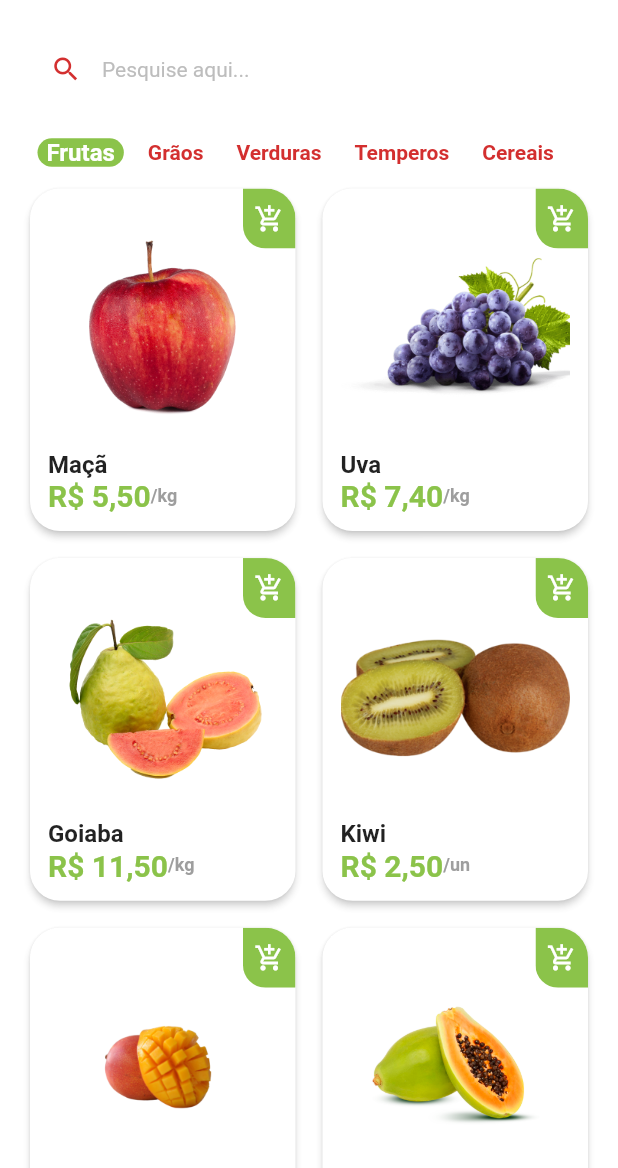
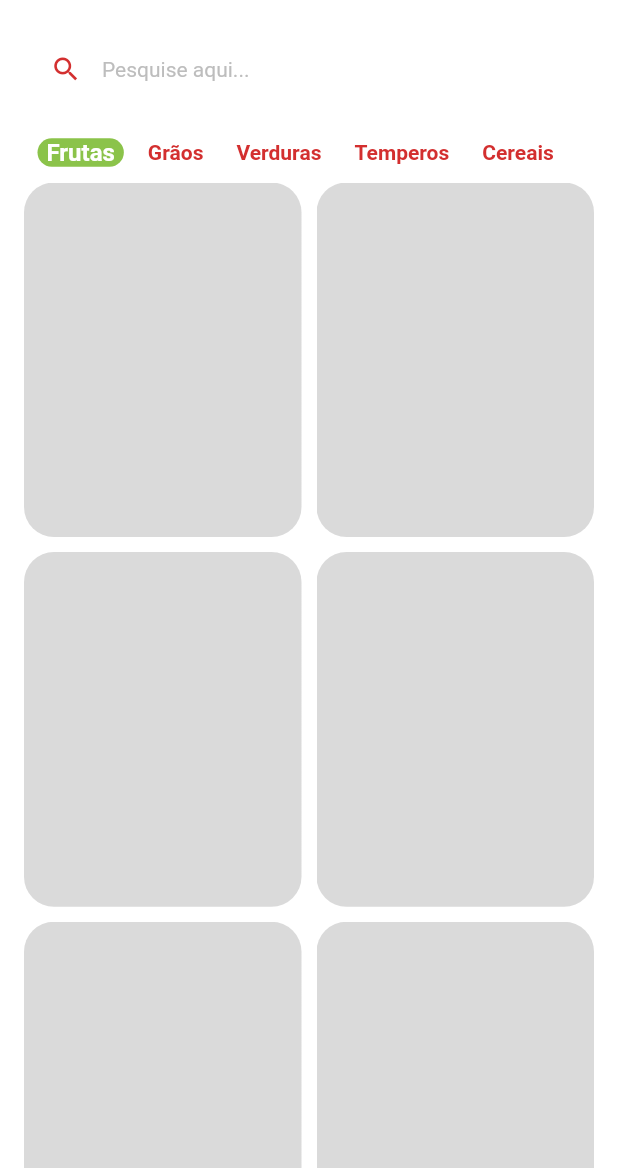
Before and after one commit to rhuanburle/greenGrocer_Flutter, a Flutter app: the HomeTab screen opened directly, on a phone screen of 412 x 824 dp, the part 68-1236 px from its top. Run offline on Flutter 3.47's test engine with Material 2 defaults, Android fonts, the phone set to English and light mode, and no system bars; drawn by our look-alikes of badges, shimmer; our stand-ins replace animated_text_kit, fluttertoast, mask_text_input_formatter, qr_flutter.

Commit message:
Final primeira parte

```diff
--- /dev/null
+++ b/lib/src/pages/common_widgets/custom_shimmer.dart
@@ -0,0 +1,40 @@
+import 'package:flutter/material.dart';
+import 'package:shimmer/shimmer.dart';
+
+class CustomShimmer extends StatelessWidget {
+  final double height;
+  final double width;
+  final Color? baseColor;
+  final Color? highlightColor;
+  final bool isRounded;
+  final BorderRadius? borderRadius;
+
+  const CustomShimmer({
+    Key? key,
+    required this.height,
+    required this.width,
+    this.baseColor,
+    this.highlightColor,
+    this.isRounded = false,
+    this.borderRadius,
+  }) : super(key: key);
+
+  @override
+  Widget build(BuildContext context) {
+    return SizedBox(
+      width: width,
+      height: height,
+      child: Shimmer.fromColors(
+        baseColor: baseColor ?? Colors.grey.shade800,
+        highlightColor: highlightColor ?? Colors.grey.shade500,
+        child: Container(
+          decoration: BoxDecoration(
+            color: Colors.white.withAlpha(50),
+            borderRadius: borderRadius ??
+                BorderRadius.circular(isRounded ? height / 2 : 0),
+          ),
+        ),
+      ),
+    );
+  }
+}
--- a/lib/src/pages/home/home_tab.dart
+++ b/lib/src/pages/home/home_tab.dart
@@ -1,5 +1,6 @@
 import 'package:badges/badges.dart';
 import 'package:curso_flutter_greengrocer/src/config/custom_colors.dart';
+import 'package:curso_flutter_greengrocer/src/pages/common_widgets/custom_shimmer.dart';
 import 'package:curso_flutter_greengrocer/src/pages/home/components/item_tile.dart';
 import 'package:curso_flutter_greengrocer/src/services/utils_services.dart';
 import 'package:flutter/material.dart';
@@ -18,6 +19,17 @@
 class _HomeTabState extends State<HomeTab> {
   String selectedCategory = 'Frutas';
   final UltilsServices ultilsServices = UltilsServices();
+  bool isLoading = true;
+
+  @override
+  void initState() {
+    super.initState();
+    Future.delayed(const Duration(seconds: 3), () {
+      setState(() {
+        isLoading = false;
+      });
+    });
+  }
 
   @override
   Widget build(BuildContext context) {
@@ -110,10 +122,12 @@
 
           //Grid
           Expanded(
-            child: GridView.builder(
+            child: !isLoading
+                ? GridView.builder(
                     padding: const EdgeInsets.fromLTRB(16, 0, 16, 16),
                     physics: const BouncingScrollPhysics(),
-              gridDelegate: const SliverGridDelegateWithFixedCrossAxisCount(
+                    gridDelegate:
+                        const SliverGridDelegateWithFixedCrossAxisCount(
                       crossAxisCount: 2,
                       mainAxisSpacing: 10,
                       crossAxisSpacing: 10,
@@ -125,6 +139,22 @@
                         item: appData.items[index],
                       );
                     },
+                  )
+                : GridView.count(
+                    padding: const EdgeInsets.fromLTRB(16, 0, 16, 16),
+                    physics: const BouncingScrollPhysics(),
+                    crossAxisCount: 2,
+                    mainAxisSpacing: 10,
+                    crossAxisSpacing: 10,
+                    childAspectRatio: 9 / 11.5,
+                    children: List.generate(
+                      10,
+                      (index) => CustomShimmer(
+                        height: double.infinity,
+                        width: double.infinity,
+                        borderRadius: BorderRadius.circular(20),
+                      ),
+                    ),
                   ),
           ),
         ],
--- a/pubspec.yaml
+++ b/pubspec.yaml
@@ -41,6 +41,7 @@
   qr_flutter: ^4.0.0
   add_to_cart_animation: ^1.0.1
   fluttertoast: ^8.0.9
+  shimmer: ^2.0.0
 
 
 dev_dependencies:
```
Also changed, not shown: pubspec.lock. Lines whose indentation alone changed are shown as unchanged.
